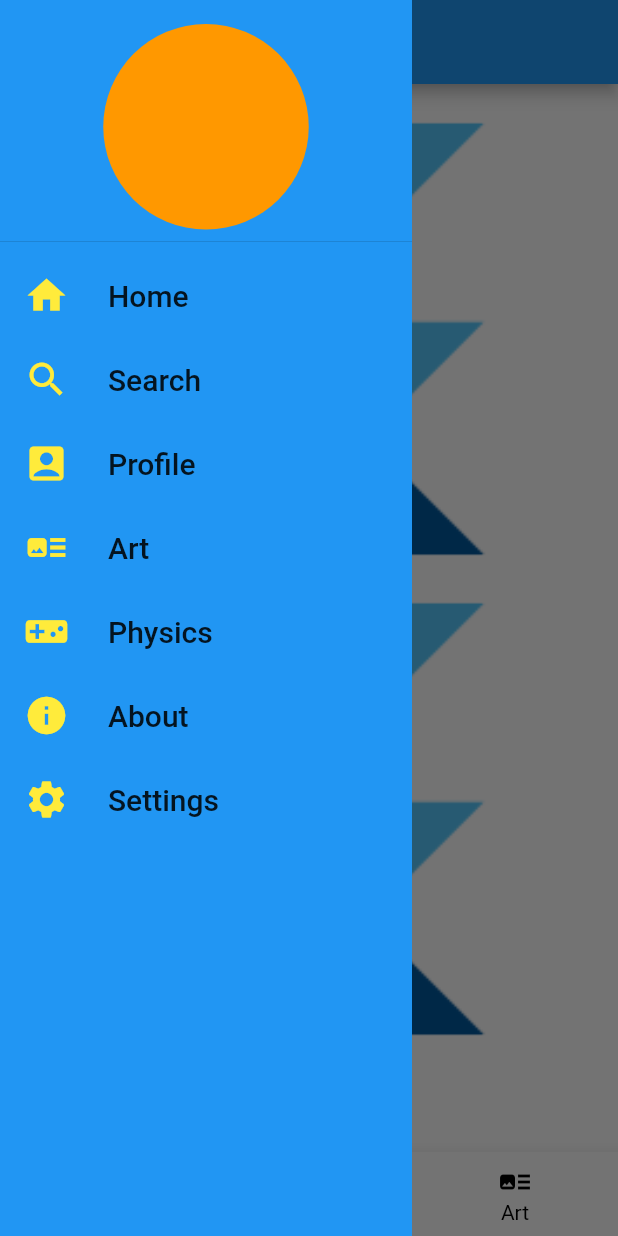
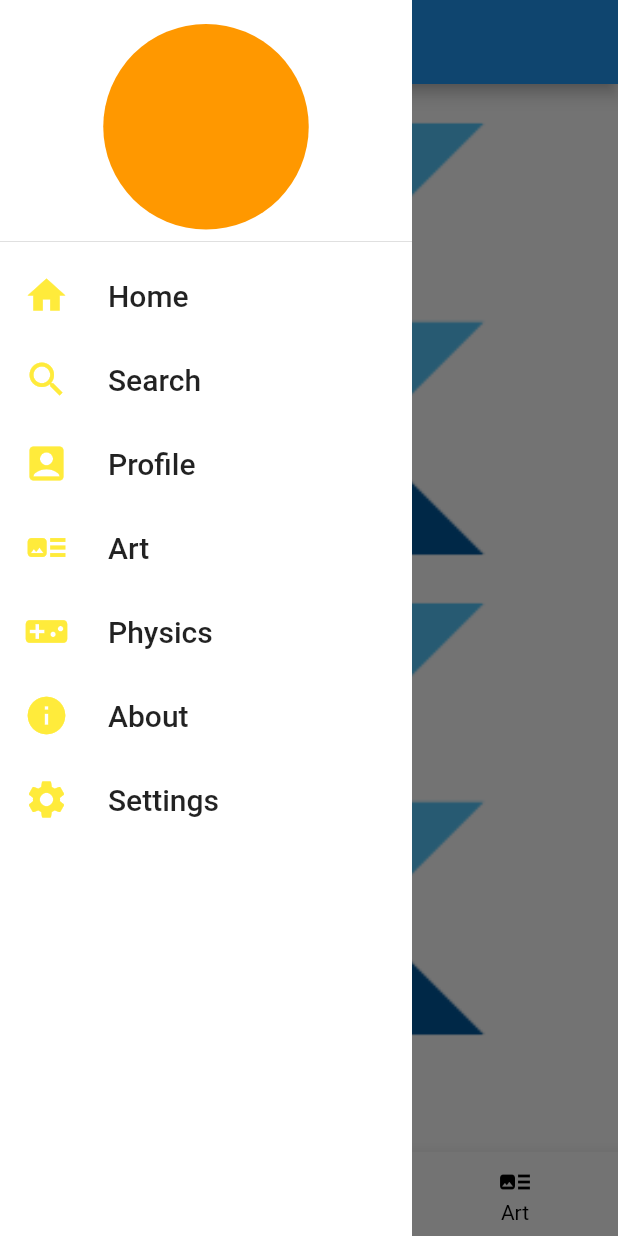
Before and after one commit to nori-flutter/flutter-designer-training, a Flutter app: the ArtPage screen opened by its route, with the side drawer open, on a phone screen of 412 x 824 dp. Run offline on Flutter 3.47's test engine with Material 2 defaults, Android fonts, the light colour scheme and no system bars; drawn by our look-alikes of getwidget.

Commit message:
Updated settings with Theme toggle switch.

```diff
--- a/lib/app.dart
+++ b/lib/app.dart
@@ -1,8 +1,20 @@
 import 'package:flutter/material.dart';
 
 import './route/app_router.dart';
+import 'theme/app_theme.dart';
+import 'theme/app_theme_base.dart';
 
-class MyApp extends StatelessWidget {
+class MyApp extends StatefulWidget {
+  MyApp({Key key}) : super(key: key);
+
+  @override
+  _MyAppState createState() => _MyAppState();
+}
+
+class _MyAppState extends State<MyApp> {
+
+  AppThemeBase appTheme;
+
   // This widget is the root of your application.
   @override
   Widget build(BuildContext context) {
@@ -19,6 +31,7 @@ class MyApp extends StatelessWidget {
         // Notice that the counter didn't reset back to zero; the application
         // is not restarted.
         primarySwatch: Colors.blue,
+        backgroundColor: AppTheme.current.primaryBackgroundColor,
         // This makes the visual density adapt to the platform that you run
         // the app on. For desktop platforms, the controls will be smaller and
         // closer together (more dense) than on mobile platforms.
--- a/lib/theme/app_theme_base.dart
+++ b/lib/theme/app_theme_base.dart
@@ -1,6 +1,8 @@
 import 'package:flutter/material.dart';
 
 abstract class AppThemeBase {
+
+  bool get isDark;
 
   Color get primaryTextColor;
   Color get secondaryTextColor;
@@ -10,6 +12,9 @@ abstract class AppThemeBase {
 
   Color get primaryHeaderBackgroundColor;
   Color get secondaryHeaderBackgroundColor;
+
+  Color get primaryDrawerBackgroundColor;
+  Color get secondaryDrawerBackgroundColor;
 
   Color get primaryFooterBackgroundColor;
   Color get secondaryFooterBackgroundColor;
--- a/lib/theme/dark_theme.dart
+++ b/lib/theme/dark_theme.dart
@@ -13,6 +13,9 @@ class DarkTheme implements AppThemeBase {
   }
 
   @override
+  bool get isDark => true;
+
+  @override
   Color get primaryTextColor => Colors.white;
 
   @override
@@ -23,6 +26,12 @@ class DarkTheme implements AppThemeBase {
 
   @override
   Color get secondaryBackgroundColor => Colors.orange;
+
+  @override
+  Color get primaryDrawerBackgroundColor => primaryBackgroundColor;
+
+  @override
+  Color get secondaryDrawerBackgroundColor => secondaryBackgroundColor;
 
   @override
   Color get primaryHeaderBackgroundColor => Colors.deepOrange;
--- a/lib/theme/light_theme.dart
+++ b/lib/theme/light_theme.dart
@@ -13,6 +13,9 @@ class LightTheme implements AppThemeBase {
   }
 
   @override
+  bool get isDark => false;
+
+  @override
   Color get primaryTextColor => Colors.black;
 
   @override
@@ -23,6 +26,12 @@ class LightTheme implements AppThemeBase {
 
   @override
   Color get secondaryBackgroundColor => Colors.orange;
+
+  @override
+  Color get primaryDrawerBackgroundColor => primaryBackgroundColor;
+
+  @override
+  Color get secondaryDrawerBackgroundColor => secondaryBackgroundColor;
 
   @override
   Color get primaryHeaderBackgroundColor => Colors.deepOrange;
--- a/lib/view/base_page_state.dart
+++ b/lib/view/base_page_state.dart
@@ -8,7 +8,8 @@ abstract class BasePageState <T extends StatefulWidget> extends State {
   Widget drawer(BuildContext context) {
     return Container(
       width: MediaQuery.of(context).size.width / 1.5,
-      color: Theme.of(context).primaryColor,
+//      color: Theme.of(context).backgroundColor,
+      color: AppTheme.current.primaryBackgroundColor,
       child: ListView(
         padding: EdgeInsets.zero,
         children: <Widget>[
```
Also changed, not shown: lib/view/settings_page.dart (+30 -0 lines).
